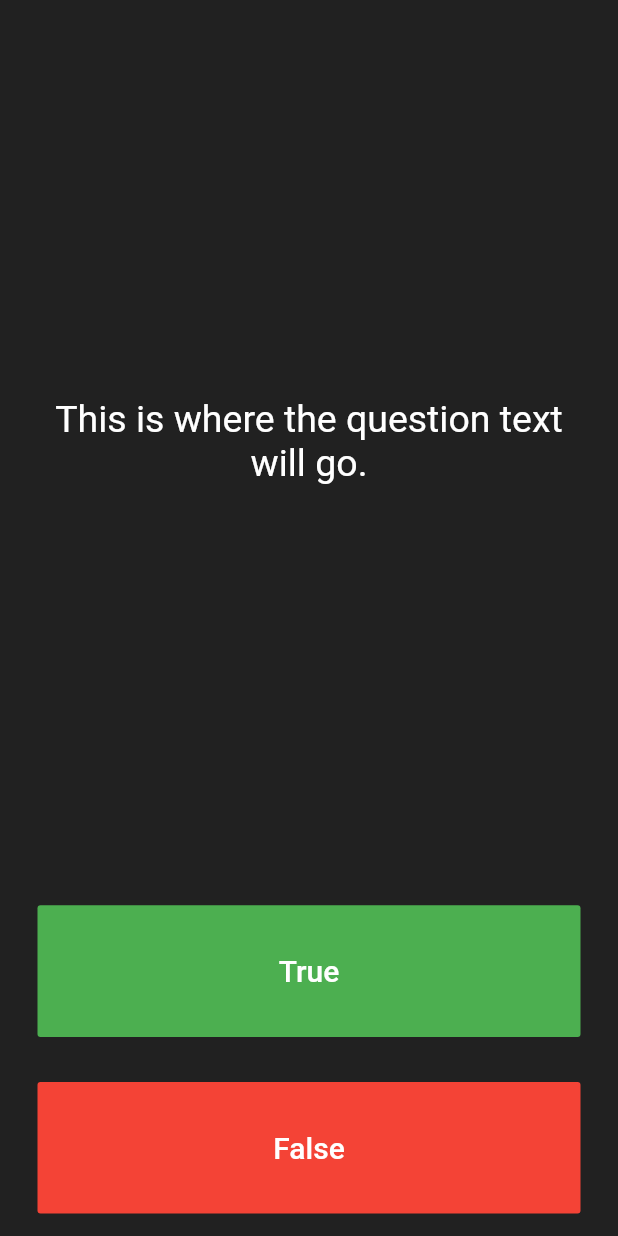
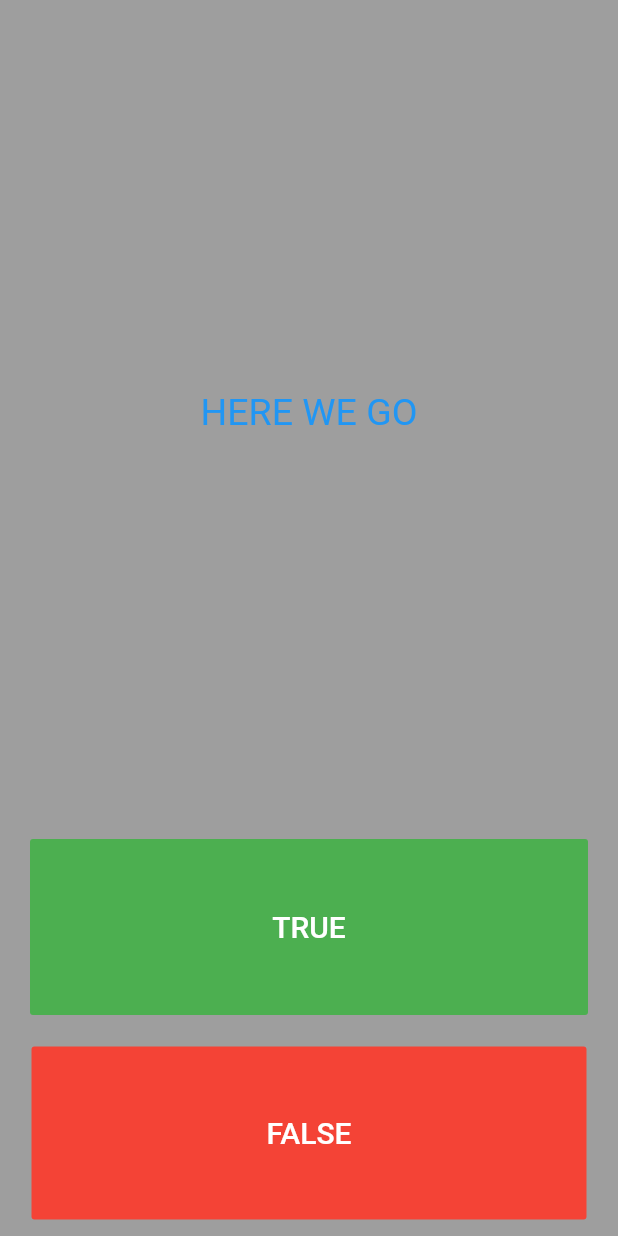
Before and after one commit to londonappbrewery/quizzler-flutter, a Flutter app: the screen it shows after launch, on a phone screen of 412 x 824 dp. Run offline on Flutter 3.47's test engine with Material 2 defaults, Android fonts, the phone set to English and light mode, and no system bars.

Commit message:
changes in scaffold

```diff
--- a/lib/main.dart
+++ b/lib/main.dart
@@ -7,7 +7,7 @@ class Quizzler extends StatelessWidget {
   Widget build(BuildContext context) {
     return MaterialApp(
       home: Scaffold(
-        backgroundColor: Colors.grey.shade900,
+        backgroundColor: Colors.black38,
         body: SafeArea(
           child: Padding(
             padding: EdgeInsets.symmetric(horizontal: 10.0),
@@ -32,16 +32,16 @@ class _QuizPageState extends State<QuizPage> {
       crossAxisAlignment: CrossAxisAlignment.stretch,
       children: <Widget>[
         Expanded(
-          flex: 5,
+          flex: 4,
           child: Padding(
-            padding: EdgeInsets.all(10.0),
+            padding: EdgeInsets.all(5.0),
             child: Center(
               child: Text(
-                'This is where the question text will go.',
+                'HERE WE GO',
                 textAlign: TextAlign.center,
                 style: TextStyle(
                   fontSize: 25.0,
-                  color: Colors.white,
+                  color: Colors.blue,
                 ),
               ),
             ),
@@ -49,12 +49,12 @@ class _QuizPageState extends State<QuizPage> {
         ),
         Expanded(
           child: Padding(
-            padding: EdgeInsets.all(15.0),
+            padding: EdgeInsets.all(10.0),
             child: FlatButton(
               textColor: Colors.white,
               color: Colors.green,
               child: Text(
-                'True',
+                'TRUE',
                 style: TextStyle(
                   color: Colors.white,
                   fontSize: 20.0,
@@ -68,11 +68,11 @@ class _QuizPageState extends State<QuizPage> {
         ),
         Expanded(
           child: Padding(
-            padding: EdgeInsets.all(15.0),
+            padding: EdgeInsets.all(11.0),
             child: FlatButton(
               color: Colors.red,
               child: Text(
-                'False',
+                'FALSE',
                 style: TextStyle(
                   fontSize: 20.0,
                   color: Colors.white,
```
